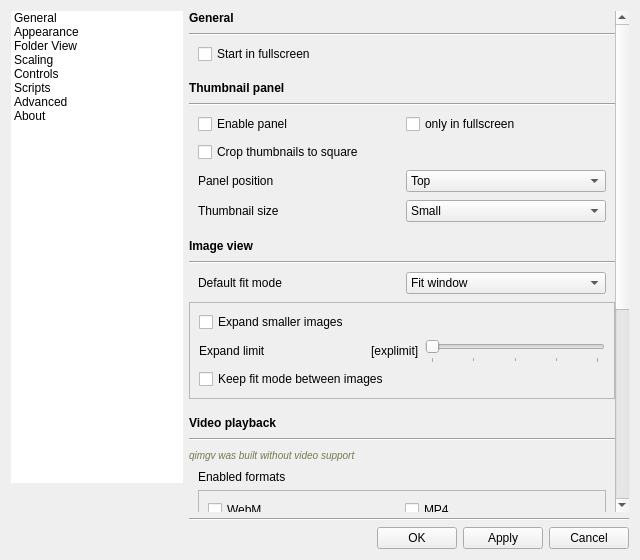
First picture: the form in qimgv/gui/dialogs/settingsdialog.ui, repository do-i/thumbgrid, before the edit.
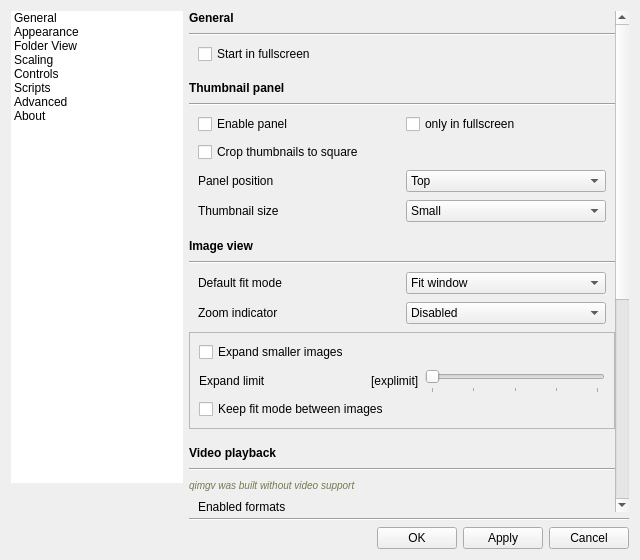
Second picture: the form after the edit. Custom widgets are drawn as their Qt base class.

Commit message: zoom indicator #153

```diff
--- a/qimgv/gui/dialogs/settingsdialog.ui
+++ b/qimgv/gui/dialogs/settingsdialog.ui
@@ -364,9 +364,9 @@
               <property name="geometry">
                <rect>
                 <x>0</x>
-                <y>0</y>
+                <y>-117</y>
                 <width>426</width>
-                <height>958</height>
+                <height>993</height>
                </rect>
               </property>
               <layout class="QVBoxLayout" name="verticalLayout_5">
@@ -755,6 +755,45 @@
                  </item>
                 </layout>
                </item>
+               <item>
+                <layout class="QHBoxLayout" name="horizontalLayout_13">
+                 <property name="leftMargin">
+                  <number>9</number>
+                 </property>
+                 <property name="topMargin">
+                  <number>0</number>
+                 </property>
+                 <property name="rightMargin">
+                  <number>9</number>
+                 </property>
+                 <item>
+                  <widget class="QLabel" name="label">
+                   <property name="text">
+                    <string>Zoom indicator</string>
+                   </property>
+                  </widget>
+                 </item>
+                 <item>
+                  <widget class="QComboBox" name="zoomIndicatorComboBox">
+                   <item>
+                    <property name="text">
+                     <string>Disabled</string>
+                    </property>
+                   </item>
+                   <item>
+                    <property name="text">
+                     <string>Enabled (autohide)</string>
+                    </property>
+                   </item>
+                   <item>
+                    <property name="text">
+                     <string>Enabled</string>
+                    </property>
+                   </item>
+                  </widget>
+                 </item>
+                </layout>
+               </item>
                <item>
                 <widget class="QFrame" name="frame_4">
                  <property name="frameShape">
```
Left out of the diff: 8 changed lines with no effect on the pictures. The commit also changes 16 other files.
